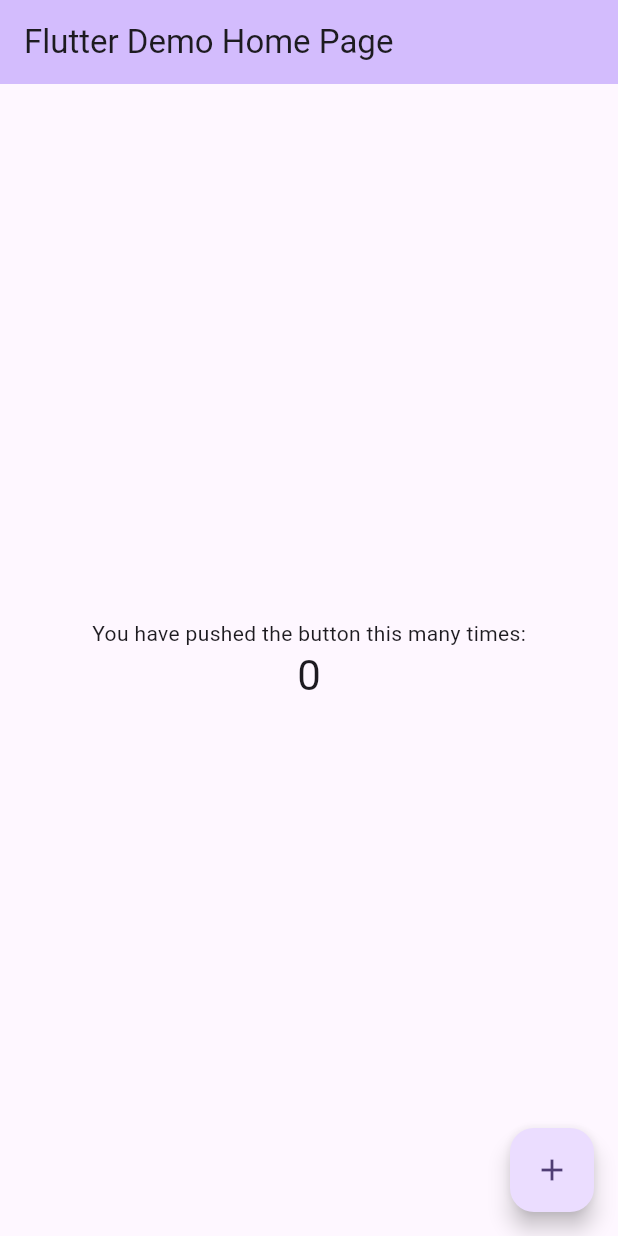
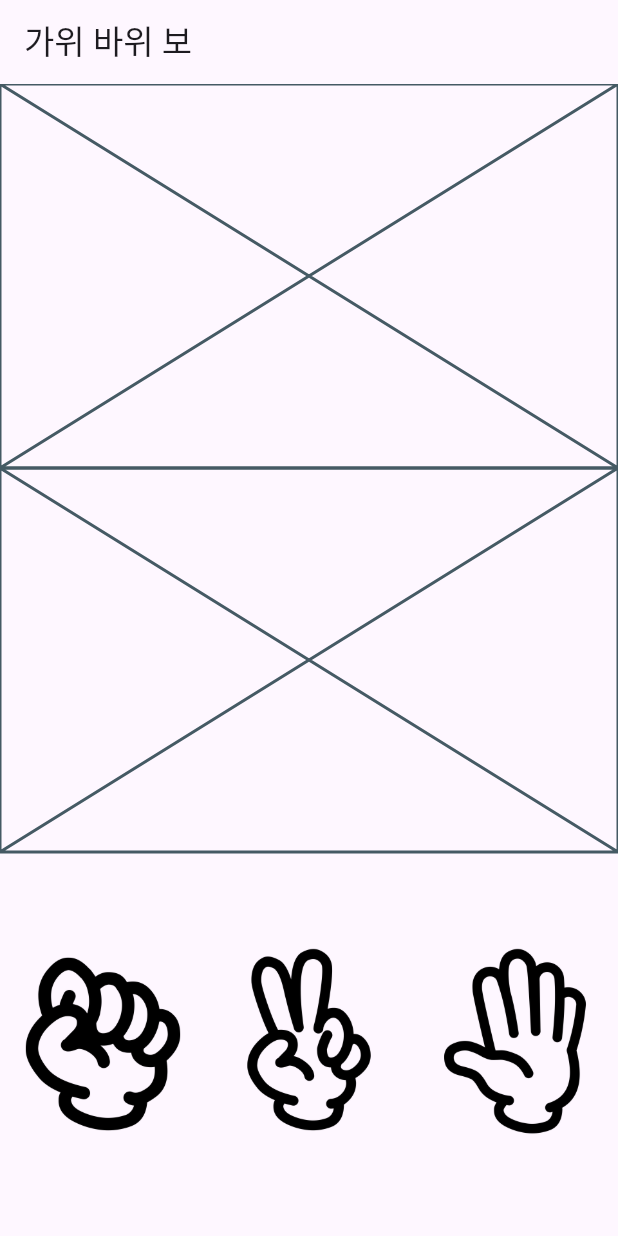
Before and after one commit to seongukHEO/FlutterRSP, a Flutter app: the screen it shows after launch, on a phone screen of 412 x 824 dp. Run offline on Flutter 3.47's test engine with Material 3 defaults, Android fonts, the phone set to English and light mode, and no system bars.

Commit message:
feat : 기본 세팅

```diff
--- /dev/null
+++ b/lib/game/cpu_input.dart
@@ -0,0 +1,14 @@
+import 'package:flutter/cupertino.dart';
+
+class CpuInput extends StatelessWidget {
+
+  //매개변수를 받는법
+  final bool isDone;
+
+  const CpuInput({ required this.isDone , super.key});
+
+  @override
+  Widget build(BuildContext context) {
+    return const Placeholder();
+  }
+}
--- /dev/null
+++ b/lib/game/enum.dart
@@ -0,0 +1,10 @@
+const assetPath = 'assets/images';
+
+enum InputType{
+  rock,
+  scissors,
+  paper;
+
+
+  String get path => '$assetPath/${this.name}.png';
+}
--- /dev/null
+++ b/lib/game/game_body.dart
@@ -0,0 +1,35 @@
+import 'package:flutter/cupertino.dart';
+import 'package:flutter_rsp/game/user_input.dart';
+
+import 'cpu_input.dart';
+import 'game_result.dart';
+
+class GameBody extends StatefulWidget {
+  const GameBody({super.key});
+
+  @override
+  State<GameBody> createState() => _GameBodyState();
+}
+
+class _GameBodyState extends State<GameBody> {
+
+  late bool isDone;
+
+  @override
+  void initState() {
+    // TODO: implement initState
+    super.initState();
+    isDone = false;
+  }
+
+  @override
+  Widget build(BuildContext context) {
+    return Column(
+      children: [
+        Expanded(child: CpuInput(isDone: isDone)),
+        Expanded(child: GameResult(isDone : isDone)),
+        Expanded(child: UserInput(isDone : isDone)),
+      ],
+    );
+  }
+}
--- /dev/null
+++ b/lib/game/game_result.dart
@@ -0,0 +1,13 @@
+import 'package:flutter/cupertino.dart';
+
+class GameResult extends StatelessWidget {
+
+  final bool isDone;
+
+  const GameResult({required this.isDone, super.key});
+
+  @override
+  Widget build(BuildContext context) {
+    return const Placeholder();
+  }
+}
--- /dev/null
+++ b/lib/game/user_input.dart
@@ -0,0 +1,28 @@
+import 'package:flutter/cupertino.dart';
+import 'package:flutter_rsp/game/enum.dart';
+
+class UserInput extends StatelessWidget {
+
+  final bool isDone;
+
+  const UserInput({ required this.isDone ,super.key});
+
+  @override
+  Widget build(BuildContext context) {
+    if(isDone){
+      return Placeholder();
+    }
+
+    return Row(
+      children: _getInputs(),
+    );
+  }
+
+  List<Widget> _getInputs(){
+    return InputType.values.map((type) => Expanded(
+      child: Container(
+        child: Image.asset(type.path),
+      ),
+    )).toList();
+  }
+}
--- a/lib/main.dart
+++ b/lib/main.dart
@@ -1,125 +1,24 @@
 import 'package:flutter/material.dart';
 
+import 'game/game_body.dart';
+
 void main() {
-  runApp(const MyApp());
+  runApp(const RSPApp());
 }
 
-class MyApp extends StatelessWidget {
-  const MyApp({super.key});
+class RSPApp extends StatelessWidget {
+  const RSPApp({super.key});
 
   // This widget is the root of your application.
   @override
   Widget build(BuildContext context) {
     return MaterialApp(
-      title: 'Flutter Demo',
-      theme: ThemeData(
-        // This is the theme of your application.
-        //
-        // TRY THIS: Try running your application with "flutter run". You'll see
-        // the application has a purple toolbar. Then, without quitting the app,
-        // try changing the seedColor in the colorScheme below to Colors.green
-        // and then invoke "hot reload" (save your changes or press the "hot
-        // reload" button in a Flutter-supported IDE, or press "r" if you used
-        // the command line to start the app).
-        //
-        // Notice that the counter didn't reset back to zero; the application
-        // state is not lost during the reload. To reset the state, use hot
-        // restart instead.
-        //
-        // This works for code too, not just values: Most code changes can be
-        // tested with just a hot reload.
-        colorScheme: ColorScheme.fromSeed(seedColor: Colors.deepPurple),
-        useMaterial3: true,
+      home: Scaffold(
+        appBar: AppBar(
+          title: Text('가위 바위 보'),
+        ),
+        body: GameBody(),
       ),
-      home: const MyHomePage(title: 'Flutter Demo Home Page'),
     );
   }
 }
-
-class MyHomePage extends StatefulWidget {
-  const MyHomePage({super.key, required this.title});
-
-  // This widget is the home page of your application. It is stateful, meaning
-  // that it has a State object (defined below) that contains fields that affect
-  // how it looks.
-
-  // This class is the configuration for the state. It holds the values (in this
-  // case the title) provided by the parent (in this case the App widget) and
-  // used by the build method of the State. Fields in a Widget subclass are
-  // always marked "final".
-
-  final String title;
-
-  @override
-  State<MyHomePage> createState() => _MyHomePageState();
-}
-
-class _MyHomePageState extends State<MyHomePage> {
-  int _counter = 0;
-
-  void _incrementCounter() {
-    setState(() {
-      // This call to setState tells the Flutter framework that something has
-      // changed in this State, which causes it to rerun the build method below
-      // so that the display can reflect the updated values. If we changed
-      // _counter without calling setState(), then the build method would not be
-      // called again, and so nothing would appear to happen.
-      _counter++;
-    });
-  }
-
-  @override
-  Widget build(BuildContext context) {
-    // This method is rerun every time setState is called, for instance as done
-    // by the _incrementCounter method above.
-    //
-    // The Flutter framework has been optimized to make rerunning build methods
-    // fast, so that you can just rebuild anything that needs updating rather
-    // than having to individually change instances of widgets.
-    return Scaffold(
-      appBar: AppBar(
-        // TRY THIS: Try changing the color here to a specific color (to
-        // Colors.amber, perhaps?) and trigger a hot reload to see the AppBar
-        // change color while the other colors stay the same.
-        backgroundColor: Theme.of(context).colorScheme.inversePrimary,
-        // Here we take the value from the MyHomePage object that was created by
-        // the App.build method, and use it to set our appbar title.
-        title: Text(widget.title),
-      ),
-      body: Center(
-        // Center is a layout widget. It takes a single child and positions it
-        // in the middle of the parent.
-        child: Column(
-          // Column is also a layout widget. It takes a list of children and
-          // arranges them vertically. By default, it sizes itself to fit its
-          // children horizontally, and tries to be as tall as its parent.
-          //
-          // Column has various properties to control how it sizes itself and
-          // how it positions its children. Here we use mainAxisAlignment to
-          // center the children vertically; the main axis here is the vertical
-          // axis because Columns are vertical (the cross axis would be
-          // horizontal).
-          //
-          // TRY THIS: Invoke "debug painting" (choose the "Toggle Debug Paint"
-          // action in the IDE, or press "p" in the console), to see the
-          // wireframe for each widget.
-          mainAxisAlignment: MainAxisAlignment.center,
-          children: <Widget>[
-            const Text(
-              'You have pushed the button this many times:',
-            ),
-            Text(
-              '$_counter',
-              style: Theme.of(context).textTheme.headlineMedium,
-            ),
-          ],
-        ),
-      ),
-      floatingActionButton: FloatingActionButton(
-        onPressed: _incrementCounter,
-        tooltip: 'Increment',
-        child: const Icon(Icons.add),
-      ), // This trailing comma makes auto-formatting nicer for build methods.
-    );
-  }
-}
--- a/pubspec.yaml
+++ b/pubspec.yaml
@@ -57,11 +57,12 @@ flutter:
   # included with your application, so that you can use the icons in
   # the material Icons class.
   uses-material-design: true
+  assets:
+    - assets/images/
 
   # To add assets to your application, add an assets section, like this:
   # assets:
-  #   - images/a_dot_burr.jpeg
-  #   - images/a_dot_ham.jpeg
+
 
   # An image asset can refer to one or more resolution-specific "variants", see
   # https://flutter.dev/assets-and-images/#resolution-aware
```
Also changed, not shown: assets/images/paper.png (added), assets/images/rock.png (added), assets/images/scissors.png (added), 1 other file.
